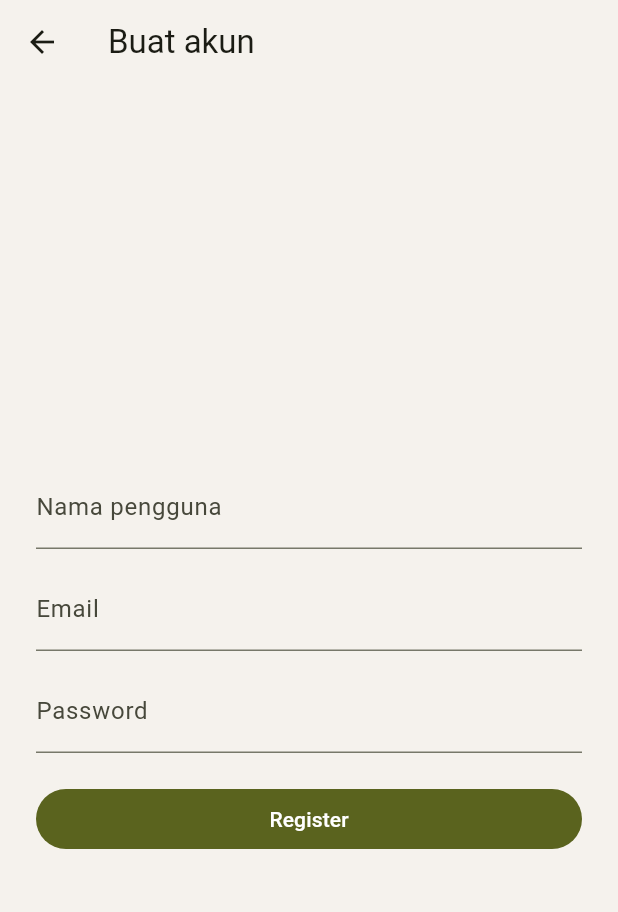
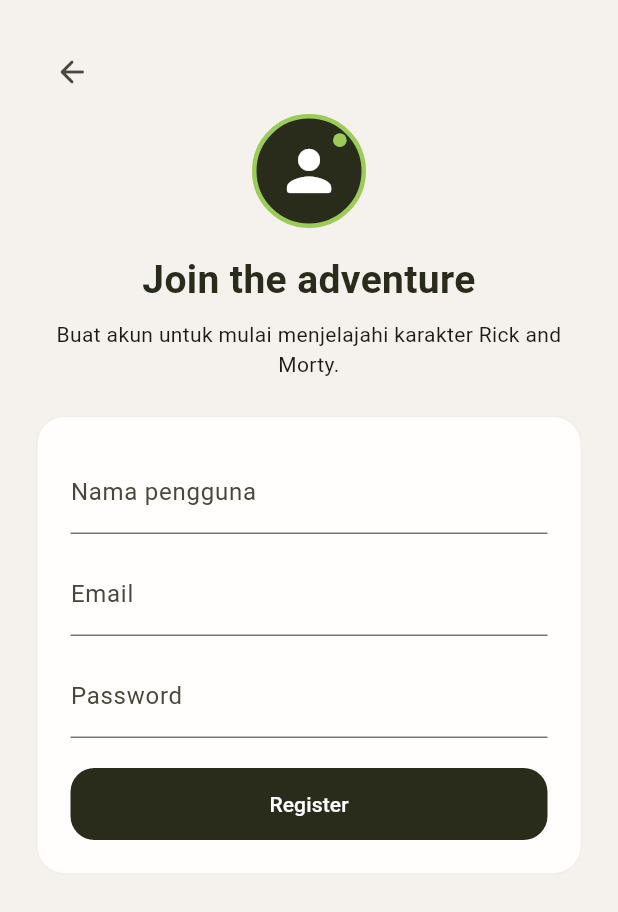
Before and after one commit to taxitaa/124240076_Latres, a Flutter app: the screen it shows after launch, after a tap on "Login", after a tap on "Belum punya akun? Register", on a phone screen of 412 x 824 dp. Shown: the top 912 px of the screen. Run offline on Flutter 3.47's test engine with Material 3 defaults, Android fonts, the phone set to English and light mode, and no system bars; our stand-ins replace shared_preferences, sqflite; accounts and stored records are empty; network calls fail.

Commit message:
perbaiki tampilan

```diff
--- a/lib/screens/login_screen.dart
+++ b/lib/screens/login_screen.dart
@@ -3,6 +3,7 @@ import 'package:shared_preferences/shared_preferences.dart';
 
 import '../services/auth_database.dart';
 import '../theme/app_colors.dart';
+import '../widgets/character_widgets.dart';
 
 class LoginScreen extends StatefulWidget {
   const LoginScreen({
@@ -67,17 +68,13 @@ class _LoginScreenState extends State<LoginScreen> {
         child: Center(
           child: SingleChildScrollView(
             padding: const EdgeInsets.all(24),
-            child: Form(
-              key: _formKey,
+            child: ConstrainedBox(
+              constraints: const BoxConstraints(maxWidth: 420),
               child: Column(
                 crossAxisAlignment: CrossAxisAlignment.stretch,
                 children: [
-                  const Icon(
-                    Icons.blur_circular_rounded,
-                    size: 54,
-                    color: AppColors.olive,
-                  ),
-                  const SizedBox(height: 12),
+                  const Center(child: CharacterMark(size: 76)),
+                  const SizedBox(height: 16),
                   const Text(
                     'Welcome back',
                     textAlign: TextAlign.center,
@@ -92,12 +89,23 @@ class _LoginScreenState extends State<LoginScreen> {
                     'Login untuk menjelajahi karakter Rick and Morty.',
                     textAlign: TextAlign.center,
                   ),
-                  const SizedBox(height: 28),
+                  const SizedBox(height: 24),
+                  Container(
+                    decoration: cardDecoration(),
+                    padding: const EdgeInsets.all(22),
+                    child: Form(
+                      key: _formKey,
+                      child: Column(
+                        crossAxisAlignment: CrossAxisAlignment.stretch,
+                        children: [
                           TextFormField(
                             controller: _emailController,
                             keyboardType: TextInputType.emailAddress,
-                    decoration: const InputDecoration(labelText: 'Email'),
-                    validator: (value) => value == null || !value.contains('@')
+                            decoration: const InputDecoration(
+                              labelText: 'Email',
+                            ),
+                            validator: (value) =>
+                                value == null || !value.contains('@')
                                 ? 'Masukkan email yang valid.'
                                 : null,
                           ),
@@ -108,8 +116,9 @@ class _LoginScreenState extends State<LoginScreen> {
                             decoration: InputDecoration(
                               labelText: 'Password',
                               suffixIcon: IconButton(
-                        onPressed: () =>
-                            setState(() => _hidePassword = !_hidePassword),
+                                onPressed: () => setState(
+                                  () => _hidePassword = !_hidePassword,
+                                ),
                                 icon: Icon(
                                   _hidePassword
                                       ? Icons.visibility
@@ -124,18 +133,32 @@ class _LoginScreenState extends State<LoginScreen> {
                           ),
                           const SizedBox(height: 20),
                           FilledButton(
+                            style: FilledButton.styleFrom(
+                              minimumSize: const Size.fromHeight(48),
+                              backgroundColor: AppColors.olive,
+                              shape: RoundedRectangleBorder(
+                                borderRadius: BorderRadius.circular(16),
+                              ),
+                            ),
                             onPressed: _isLoading ? null : _login,
                             child: _isLoading
                                 ? const SizedBox(
                                     width: 20,
                                     height: 20,
-                            child: CircularProgressIndicator(strokeWidth: 2),
+                                    child: CircularProgressIndicator(
+                                      strokeWidth: 2,
+                                    ),
                                   )
                                 : const Text('Login'),
                           ),
+                          const SizedBox(height: 8),
                           TextButton(
                             onPressed: _isLoading ? null : widget.onRegisterTap,
                             child: const Text('Belum punya akun? Register'),
+                          ),
+                        ],
+                      ),
+                    ),
                   ),
                 ],
               ),
--- a/lib/screens/register_screen.dart
+++ b/lib/screens/register_screen.dart
@@ -1,6 +1,8 @@
 import 'package:flutter/material.dart';
 
 import '../services/auth_database.dart';
+import '../theme/app_colors.dart';
+import '../widgets/character_widgets.dart';
 
 class RegisterScreen extends StatefulWidget {
   const RegisterScreen({super.key});
@@ -41,16 +43,13 @@ class _RegisterScreenState extends State<RegisterScreen> {
         return;
       }
       ScaffoldMessenger.of(context).showSnackBar(
-        const SnackBar(
-          content: Text('Registrasi berhasil. Silakan login.'),
-        ),
+        const SnackBar(content: Text('Registrasi berhasil. Silakan login.')),
       );
       Navigator.of(context).pop();
     } catch (error) {
       if (mounted) {
-        ScaffoldMessenger.of(context).showSnackBar(
-          SnackBar(content: Text('Registrasi gagal: $error')),
-        );
+        ScaffoldMessenger.of(context)
+            .showSnackBar(SnackBar(content: Text('Registrasi gagal: $error')));
       }
     } finally {
       if (mounted) setState(() => _isLoading = false);
@@ -60,11 +59,45 @@ class _RegisterScreenState extends State<RegisterScreen> {
   @override
   Widget build(BuildContext context) {
     return Scaffold(
-      appBar: AppBar(title: const Text('Buat akun')),
       body: SafeArea(
-        child: Center(
+        child: Align(
+          alignment: Alignment.topCenter,
           child: SingleChildScrollView(
             padding: const EdgeInsets.all(24),
+            child: ConstrainedBox(
+              constraints: const BoxConstraints(maxWidth: 420),
+              child: Column(
+                crossAxisAlignment: CrossAxisAlignment.stretch,
+                children: [
+                  Align(
+                    alignment: Alignment.centerLeft,
+                    child: IconButton(
+                      tooltip: 'Kembali',
+                      onPressed: () => Navigator.of(context).maybePop(),
+                      icon: const Icon(Icons.arrow_back_rounded),
+                    ),
+                  ),
+                  const SizedBox(height: 4),
+                  const Center(child: CharacterMark(size: 76)),
+                  const SizedBox(height: 16),
+                  const Text(
+                    'Join the adventure',
+                    textAlign: TextAlign.center,
+                    style: TextStyle(
+                      fontSize: 26,
+                      fontWeight: FontWeight.w700,
+                      color: AppColors.olive,
+                    ),
+                  ),
+                  const SizedBox(height: 8),
+                  const Text(
+                    'Buat akun untuk mulai menjelajahi karakter Rick and Morty.',
+                    textAlign: TextAlign.center,
+                  ),
+                  const SizedBox(height: 24),
+                  Container(
+                    decoration: cardDecoration(),
+                    padding: const EdgeInsets.all(22),
                     child: Form(
                       key: _formKey,
                       child: Column(
@@ -73,8 +106,11 @@ class _RegisterScreenState extends State<RegisterScreen> {
                           TextFormField(
                             controller: _usernameController,
                             textCapitalization: TextCapitalization.words,
-                    decoration: const InputDecoration(labelText: 'Nama pengguna'),
-                    validator: (value) => value == null || value.trim().isEmpty
+                            decoration: const InputDecoration(
+                              labelText: 'Nama pengguna',
+                            ),
+                            validator: (value) =>
+                                value == null || value.trim().isEmpty
                                 ? 'Nama pengguna wajib diisi.'
                                 : null,
                           ),
@@ -82,8 +118,11 @@ class _RegisterScreenState extends State<RegisterScreen> {
                           TextFormField(
                             controller: _emailController,
                             keyboardType: TextInputType.emailAddress,
-                    decoration: const InputDecoration(labelText: 'Email'),
-                    validator: (value) => value == null || !value.contains('@')
+                            decoration: const InputDecoration(
+                              labelText: 'Email',
+                            ),
+                            validator: (value) =>
+                                value == null || !value.contains('@')
                                 ? 'Masukkan email yang valid.'
                                 : null,
                           ),
@@ -91,21 +130,37 @@ class _RegisterScreenState extends State<RegisterScreen> {
                           TextFormField(
                             controller: _passwordController,
                             obscureText: true,
-                    decoration: const InputDecoration(labelText: 'Password'),
-                    validator: (value) => value == null || value.length < 6
+                            decoration: const InputDecoration(
+                              labelText: 'Password',
+                            ),
+                            validator: (value) =>
+                                value == null || value.length < 6
                                 ? 'Password minimal 6 karakter.'
                                 : null,
                           ),
                           const SizedBox(height: 20),
                           FilledButton(
+                            style: FilledButton.styleFrom(
+                              minimumSize: const Size.fromHeight(48),
+                              backgroundColor: AppColors.olive,
+                              shape: RoundedRectangleBorder(
+                                borderRadius: BorderRadius.circular(16),
+                              ),
+                            ),
                             onPressed: _isLoading ? null : _register,
                             child: _isLoading
                                 ? const SizedBox(
                                     width: 20,
                                     height: 20,
-                            child: CircularProgressIndicator(strokeWidth: 2),
+                                    child: CircularProgressIndicator(
+                                      strokeWidth: 2,
+                                    ),
                                   )
                                 : const Text('Register'),
+                          ),
+                        ],
+                      ),
+                    ),
                   ),
                 ],
               ),
--- a/lib/widgets/character_widgets.dart
+++ b/lib/widgets/character_widgets.dart
@@ -13,6 +13,46 @@ BoxDecoration cardDecoration() {
   );
 }
 
+class CharacterMark extends StatelessWidget {
+  const CharacterMark({this.size = 37, super.key});
+
+  final double size;
+
+  @override
+  Widget build(BuildContext context) {
+    return Container(
+      width: size,
+      height: size,
+      decoration: BoxDecoration(
+        color: AppColors.olive,
+        shape: BoxShape.circle,
+        border: Border.all(
+          color: const Color(0xFF9DCB58),
+          width: size > 40 ? 3 : 2,
+        ),
+      ),
+      child: Stack(
+        alignment: Alignment.center,
+        children: [
+          Icon(Icons.person_rounded, color: Colors.white, size: size * 0.58),
+          Positioned(
+            top: size * 0.13,
+            right: size * 0.13,
+            child: Container(
+              width: size * 0.12,
+              height: size * 0.12,
+              decoration: const BoxDecoration(
+                color: Color(0xFF9DCB58),
+                shape: BoxShape.circle,
+              ),
+            ),
+          ),
+        ],
+      ),
+    );
+  }
+}
+
 class BrandHeader extends StatelessWidget {
   const BrandHeader({this.onLogout, super.key});
 
@@ -22,19 +62,7 @@ class BrandHeader extends StatelessWidget {
   Widget build(BuildContext context) {
     return Row(
       children: [
-        Container(
-          width: 37,
-          height: 37,
-          decoration: BoxDecoration(
-            color: AppColors.olive,
-            borderRadius: BorderRadius.circular(12),
-          ),
-          child: const Icon(
-            Icons.blur_circular_rounded,
-            color: Colors.white,
-            size: 22,
-          ),
-        ),
+        const CharacterMark(),
         const SizedBox(width: 10),
         const Column(
           crossAxisAlignment: CrossAxisAlignment.start,
```
Lines whose indentation alone changed are shown as unchanged.
